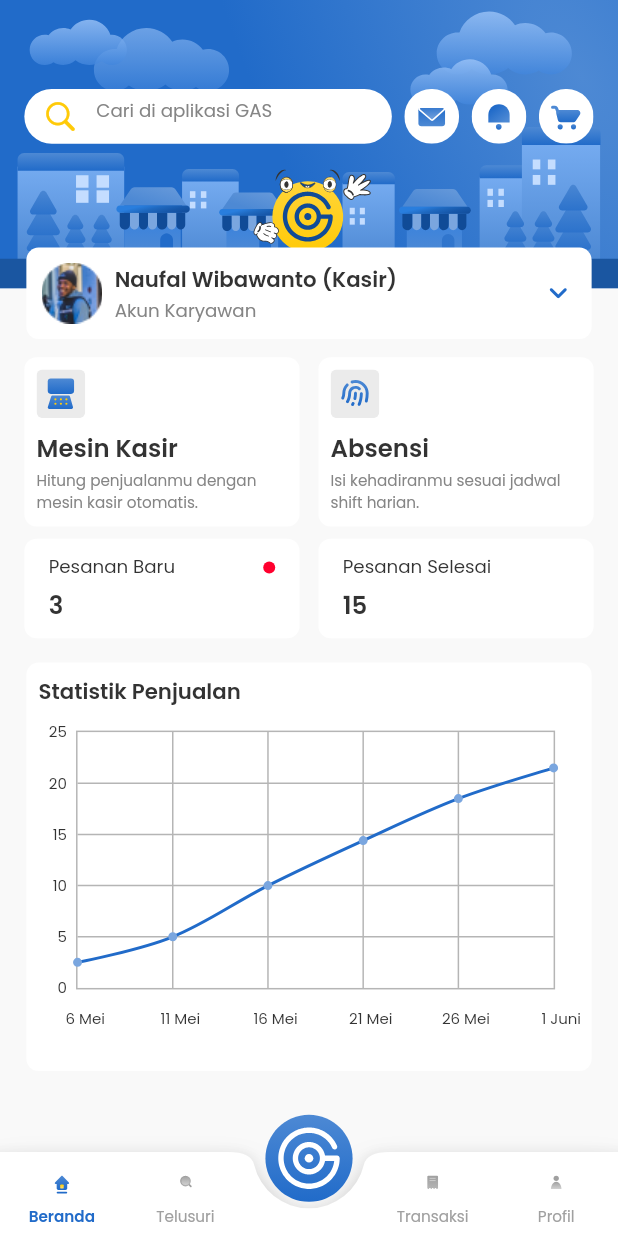
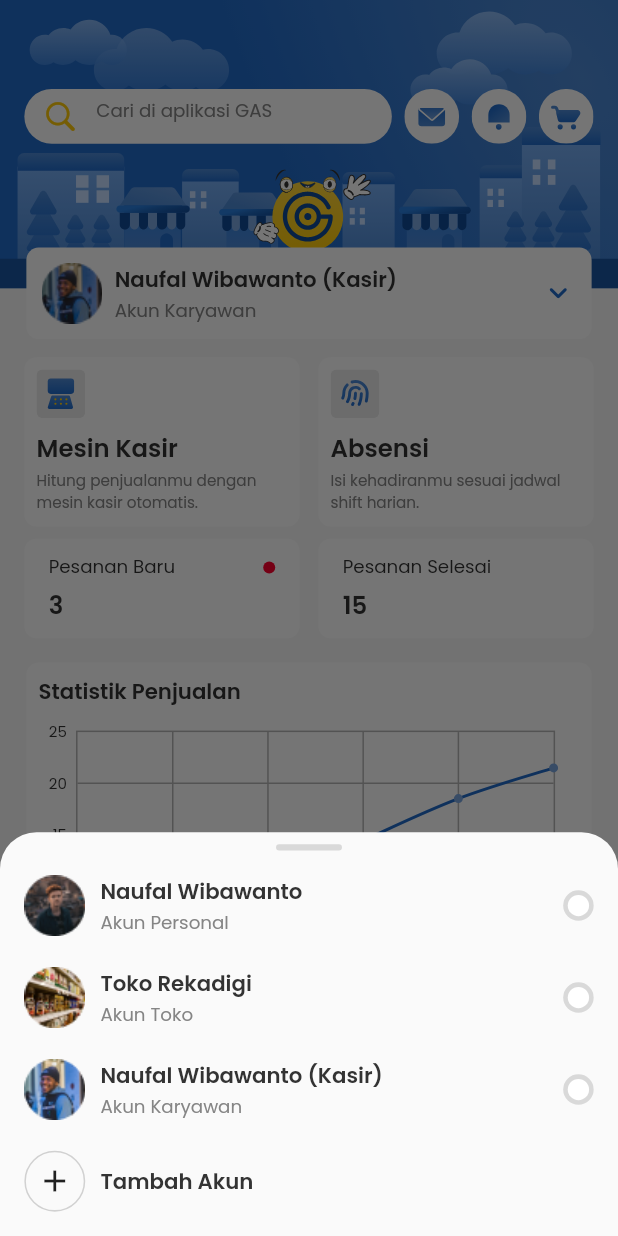
Before and after one commit to juragancode/sample, a Flutter app: the HomeKaryawanView screen opened by its route, after a tap on "Naufal Wibawanto (Kasir)", on a phone screen of 412 x 824 dp. Run offline on Flutter 3.47's test engine with Material 2 defaults, Android fonts, the phone set to English and light mode, and no system bars; drawn by our look-alikes of fl_chart; our stand-ins replace carousel_slider, flutter_screenutil, flutter_svg, get, get_storage, permission_handler and 1 more; missing offline and left inert: text_divider; accounts and stored records are empty.

Commit message:
home page oke

```diff
--- a/lib/app/modules/home/controllers/home_controller.dart
+++ b/lib/app/modules/home/controllers/home_controller.dart
@@ -1,5 +1,9 @@
 import 'package:flutter/material.dart';
 import 'package:get/get.dart';
+
+import '../../../routes/app_pages.dart';
+
+final HomeController homeController = Get.put(HomeController());
 
 class HomeController extends GetxController {
   // TextEditingController
@@ -23,4 +27,14 @@ class HomeController extends GetxController {
   }
 
   RxBool buttonFloat = false.obs;
+
+  void navigateToHomePage() {
+    if (homeController.accountIndex.value == 1) {
+      Get.toNamed(Routes.HOME);
+    } else if (homeController.accountIndex.value == 2) {
+      Get.toNamed(Routes.HOME_TOKO);
+    } else if (homeController.accountIndex.value == 3) {
+      Get.toNamed(Routes.HOME_KARYAWAN);
+    }
+  }
 }
--- a/lib/app/modules/homeKaryawan/views/home_karyawan_view.dart
+++ b/lib/app/modules/homeKaryawan/views/home_karyawan_view.dart
@@ -155,12 +155,7 @@ class HomeKaryawanView extends GetView<HomeKaryawanController> {
                         ),
                       ),
                       SizedBox(height: 63.w),
-                      InkWell(
-                        onTap: () {
-                          //
-                          print("Ganti Akun");
-                        },
-                        child: Container(
+                      Container(
                         margin: EdgeInsets.symmetric(horizontal: 16.sp),
                         width: 343.w,
                         height: 60.sp,
@@ -168,10 +163,19 @@ class HomeKaryawanView extends GetView<HomeKaryawanController> {
                           borderRadius: BorderRadius.circular(8.r),
                           color: Color(0xFFFFFFFF),
                         ),
+                        child: Material(
+                          color: Colors.transparent,
+                          child: InkWell(
+                            borderRadius: BorderRadius.circular(8.r),
+                            onTap: () {
+                              //
+                              gantiAkun_showModalButtomSheet(context);
+                            },
                             child: Padding(
                               padding: EdgeInsets.symmetric(horizontal: 10.sp),
                               child: Row(
-                              mainAxisAlignment: MainAxisAlignment.spaceBetween,
+                                mainAxisAlignment:
+                                    MainAxisAlignment.spaceBetween,
                                 children: [
                                   Row(
                                     children: [
@@ -217,6 +221,7 @@ class HomeKaryawanView extends GetView<HomeKaryawanController> {
                                     color: Primary50,
                                   ),
                                 ],
+                              ),
                             ),
                           ),
                         ),
--- a/lib/app/routes/app_pages.dart
+++ b/lib/app/routes/app_pages.dart
@@ -41,6 +41,8 @@ class AppPages {
       name: _Paths.HOME,
       page: () => HomeView(),
       binding: HomeBinding(),
+      transition: Transition.fadeIn,
+      transitionDuration: Duration(milliseconds: 800),
     ),
     GetPage(
       name: _Paths.INTRODUCTION_SCREEN,
@@ -101,11 +103,15 @@ class AppPages {
       name: _Paths.HOME_TOKO,
       page: () => const HomeTokoView(),
       binding: HomeTokoBinding(),
+      transition: Transition.fadeIn,
+      transitionDuration: Duration(milliseconds: 800),
     ),
     GetPage(
       name: _Paths.HOME_KARYAWAN,
       page: () => const HomeKaryawanView(),
       binding: HomeKaryawanBinding(),
+      transition: Transition.fadeIn,
+      transitionDuration: Duration(milliseconds: 800),
     ),
   ];
 }
--- a/lib/app/widgets/gantiAkun_showModalButtomSheet.dart
+++ b/lib/app/widgets/gantiAkun_showModalButtomSheet.dart
@@ -41,6 +41,7 @@ Future<dynamic> gantiAkun_showModalButtomSheet(BuildContext context) {
                       GestureDetector(
                         onTap: () {
                           homeController.accountIndex.value = 1;
+                          homeController.navigateToHomePage();
                         },
                         child: Material(
                           child: Row(
@@ -94,6 +95,7 @@ Future<dynamic> gantiAkun_showModalButtomSheet(BuildContext context) {
                       GestureDetector(
                         onTap: () {
                           homeController.accountIndex.value = 2;
+                          homeController.navigateToHomePage();
                         },
                         child: Material(
                           child: Row(
@@ -147,7 +149,7 @@ Future<dynamic> gantiAkun_showModalButtomSheet(BuildContext context) {
                       GestureDetector(
                         onTap: () {
                           homeController.accountIndex.value = 3;
-                          print(homeController.accountIndex.value);
+                          homeController.navigateToHomePage();
                         },
                         child: Material(
                           child: Row(
```
Also changed, not shown: lib/app/modules/home/views/home_view.dart (+11 -7 lines). Lines whose indentation alone changed are shown as unchanged.
